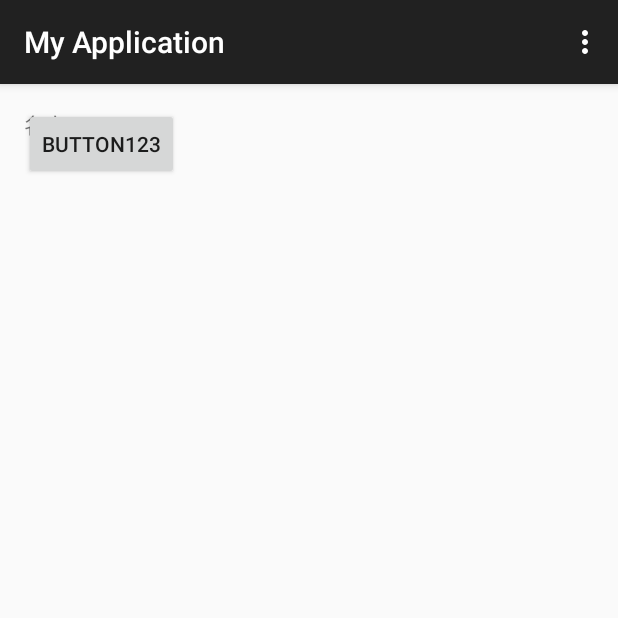
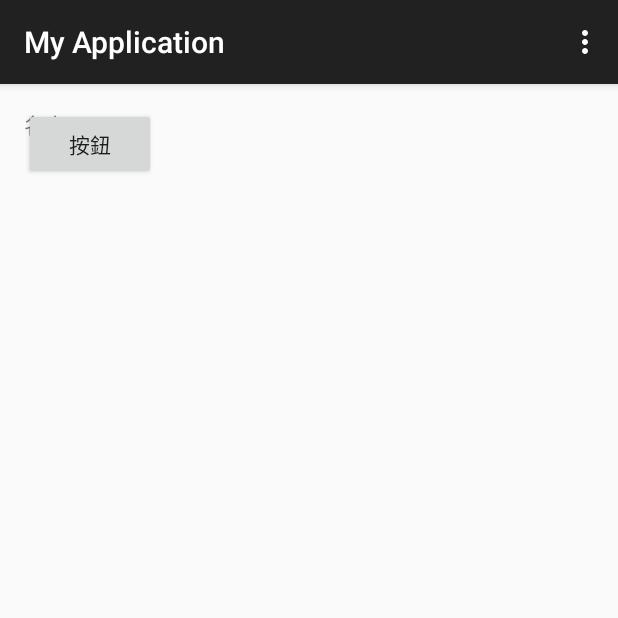
Before and after one commit to Guanlinli/bmi, an Android app: the screen it shows after launch (MainActivity), on a phone screen of 412 x 824 dp, the top half of it. Run offline under Robolectric (Android 15) with nearby library versions, the phone set to English and light mode, and no system bars.

Commit message:
fix button text

```diff
--- a/app/src/main/res/layout/activity_main.xml
+++ b/app/src/main/res/layout/activity_main.xml
@@ -12,7 +12,7 @@
         android:layout_width="wrap_content"
         android:layout_height="wrap_content"
         android:id="@+id/button1"
-        android:text="Button123"/>
+        android:text="按鈕"/>
 
 
 </RelativeLayout>
```
